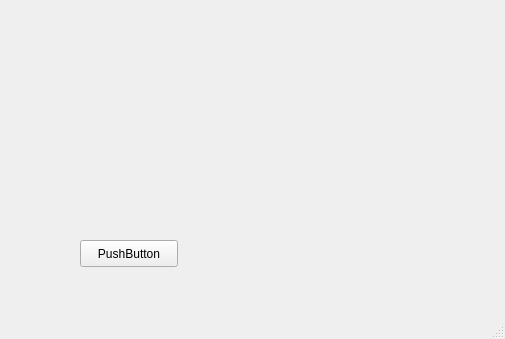
scikit-nano/scikit-nano, file sknano/nanogen_gui/nanogen.ui: the form before one commit.
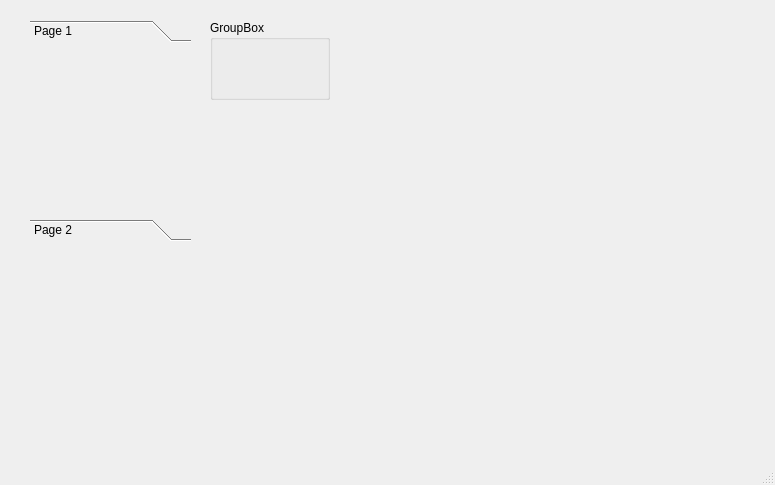
The form after the commit.

```diff
--- a/sknano/nanogen_gui/nanogen.ui
+++ b/sknano/nanogen_gui/nanogen.ui
@@ -6,25 +6,64 @@
    <rect>
     <x>0</x>
     <y>0</y>
-    <width>505</width>
-    <height>339</height>
+    <width>775</width>
+    <height>485</height>
    </rect>
   </property>
   <property name="windowTitle">
    <string>NanoGen</string>
   </property>
   <widget class="QWidget" name="centralwidget">
-   <widget class="QPushButton" name="pushButton">
+   <widget class="QToolBox" name="toolBox">
     <property name="geometry">
      <rect>
-      <x>80</x>
-      <y>240</y>
-      <width>98</width>
-      <height>27</height>
+      <x>30</x>
+      <y>20</y>
+      <width>161</width>
+      <height>221</height>
      </rect>
     </property>
-    <property name="text">
-     <string>PushButton</string>
+    <property name="currentIndex">
+     <number>0</number>
+    </property>
+    <widget class="QWidget" name="page">
+     <property name="geometry">
+      <rect>
+       <x>0</x>
+       <y>0</y>
+       <width>161</width>
+       <height>159</height>
+      </rect>
+     </property>
+     <attribute name="label">
+      <string>Page 1</string>
+     </attribute>
+    </widget>
+    <widget class="QWidget" name="page_2">
+     <property name="geometry">
+      <rect>
+       <x>0</x>
+       <y>0</y>
+       <width>73</width>
+       <height>73</height>
+      </rect>
+     </property>
+     <attribute name="label">
+      <string>Page 2</string>
+     </attribute>
+    </widget>
+   </widget>
+   <widget class="QGroupBox" name="groupBox">
+    <property name="geometry">
+     <rect>
+      <x>210</x>
+      <y>20</y>
+      <width>120</width>
+      <height>80</height>
+     </rect>
+    </property>
+    <property name="title">
+     <string>GroupBox</string>
     </property>
    </widget>
   </widget>
```
Left out of the diff: 2 changed lines with no effect on the pictures.
